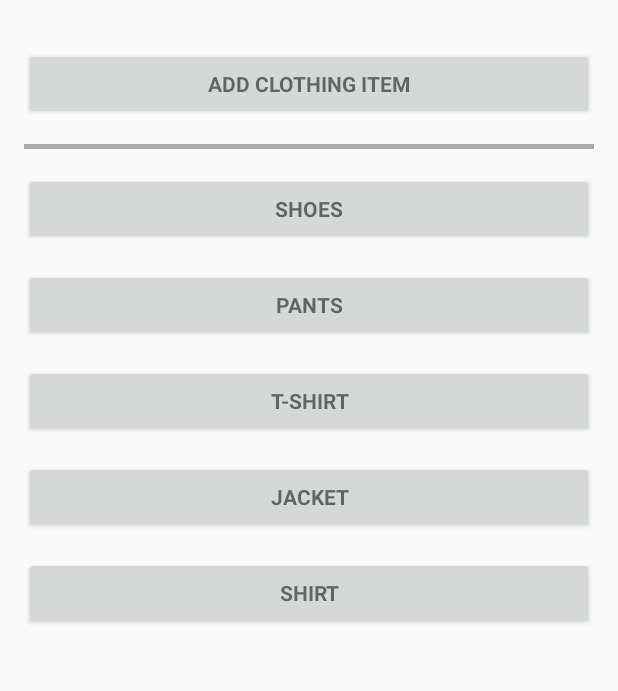
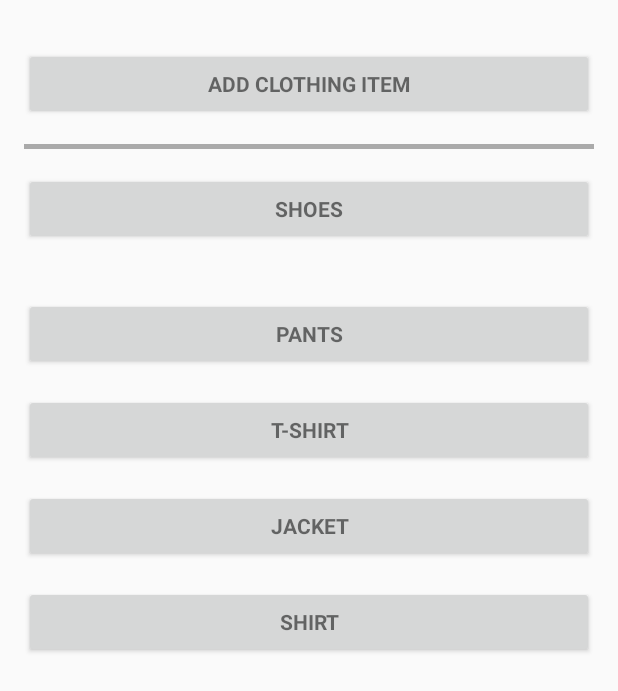
Before and after one commit to nrimal/MobileApps, an Android app: the ClosetFragment screen opened directly, with no data from a screen before it, on a phone screen of 412 x 824 dp. Shown: the top 691 px of the screen. Run offline under Robolectric (Android 15) with nearby library versions, the phone set to English and light mode, and no system bars; our stand-ins replace Firebase (no records; nobody signed in at launch, a user with empty details on screens opened directly); 1 statement that could not run was skipped.

Commit message:
firebase read now works with temporary text view

```diff
--- a/MyApplication/app/src/main/java/edu/osu/myapplication/ClosetFragment.java
+++ b/MyApplication/app/src/main/java/edu/osu/myapplication/ClosetFragment.java
@@ -8,10 +8,27 @@ import android.view.LayoutInflater;
 import android.view.View;
 import android.view.ViewGroup;
 import android.widget.Button;
+import android.widget.TextView;
+
+import com.google.firebase.database.DataSnapshot;
+import com.google.firebase.database.DatabaseError;
+import com.google.firebase.database.DatabaseReference;
+import com.google.firebase.database.FirebaseDatabase;
+import com.google.firebase.database.ValueEventListener;
+import com.google.firebase.iid.FirebaseInstanceId;
+
+import java.util.LinkedList;
+import java.util.List;
 
 public class ClosetFragment extends Fragment implements View.OnClickListener {
 
     private static final String TAG = "Closet_Frag_Activity";
+
+    String Username;
+    FirebaseDatabase database;
+    List<ClothingInstance> Shoes;
+
+    TextView ShoesText;
 
     @Override
     public View onCreateView(LayoutInflater inflater, ViewGroup container, Bundle savedInstanceState) {
@@ -23,8 +40,12 @@ public class ClosetFragment extends Fragment implements View.OnClickListener {
         Button mUsernameRegisterButton = v.findViewById(R.id.btnAddItem);
         mUsernameRegisterButton.setOnClickListener(this);
 
+        Username = FirebaseInstanceId.getInstance().getId()+"";
+        database = FirebaseDatabase.getInstance();
 
+        ShoesText = v.findViewById(R.id.showShoes);
 
+        getClothes();
         return v;
     }
 
@@ -46,4 +67,54 @@ public class ClosetFragment extends Fragment implements View.OnClickListener {
                 break;
         }
     }
+
+
+    private void getClothes(){
+        DatabaseReference myRef = database.getReference("User_"+Username+"/Closet");
+        myRef.addValueEventListener(new ValueEventListener() {
+            @Override
+            public void onDataChange(DataSnapshot dataSnapshot) {
+                // This method is called once with the initial value and again
+                // whenever data at this location is updated.
+                Log.d(TAG, dataSnapshot.toString());
+                Shoes = new LinkedList<ClothingInstance>();
+                for (DataSnapshot clothingSnapshot: dataSnapshot.getChildren()) {
+                    Log.d(TAG, clothingSnapshot.toString());
+                    ClothingInstance item = clothingSnapshot.getValue(ClothingInstance.class);
+
+                    if(item.Type.equals("Shoes")){
+                        Shoes.add(item);
+                        ShoesText.append("Shoes("+item.Color+ ")\t From :" + item.Store + "\n");
+                    }
+
+                }
+
+                Log.d(TAG, "Shoes :"+Shoes.size());
+
+
+                //ClosetActivity = dataSnapshot.getValue(Clothes.class);
+            }
+
+            @Override
+            public void onCancelled(DatabaseError error) {
+                // Failed to read value
+                Log.w(TAG, "Failed to read value.", error.toException());
+            }
+        });
+    }
+
+    private static class ClothingInstance {
+        public String Type;
+        public String Store;
+        public String Color;
+        public String Image;
+        public ClothingInstance(){}
+        public ClothingInstance(String Type, String Store, String Color, String Image) {
+            this.Type = Type;
+            this.Store = Store;
+            this.Color = Color;
+            this.Image = Image;
+        }
+    }
+
 }
--- a/MyApplication/app/src/main/res/layout/activity_closet_fragment.xml
+++ b/MyApplication/app/src/main/res/layout/activity_closet_fragment.xml
@@ -37,6 +37,7 @@
                 android:layout_height="3dp"
                 android:background="@android:color/darker_gray"/>
 
+
             <Button
                 style="?android:textAppearanceSmall"
                 android:layout_width="match_parent"
@@ -44,6 +45,14 @@
                 android:layout_marginTop="16dp"
                 android:text="@string/closet_shoes"
                 android:textStyle="bold" />
+
+
+            <TextView
+                android:id="@+id/showShoes"
+                android:layout_width="match_parent"
+                android:layout_height="wrap_content"
+                />
+
             <Button
                 style="?android:textAppearanceSmall"
                 android:layout_width="match_parent"
--- a/MyApplication/app/src/main/res/xml/accountpreferences.xml
+++ b/MyApplication/app/src/main/res/xml/accountpreferences.xml
@@ -16,7 +16,7 @@
     <EditTextPreference
         android:key="password"
         android:title="Password"
-        android:summary="Change your email"
+        android:summary="Change your password"
         />
     <ListPreference
         android:key="designPrefs"
```
Also changed, not shown: MyApplication/app/src/main/java/edu/osu/myapplication/AddClosetItemFragment.java (+2 -23 lines).
